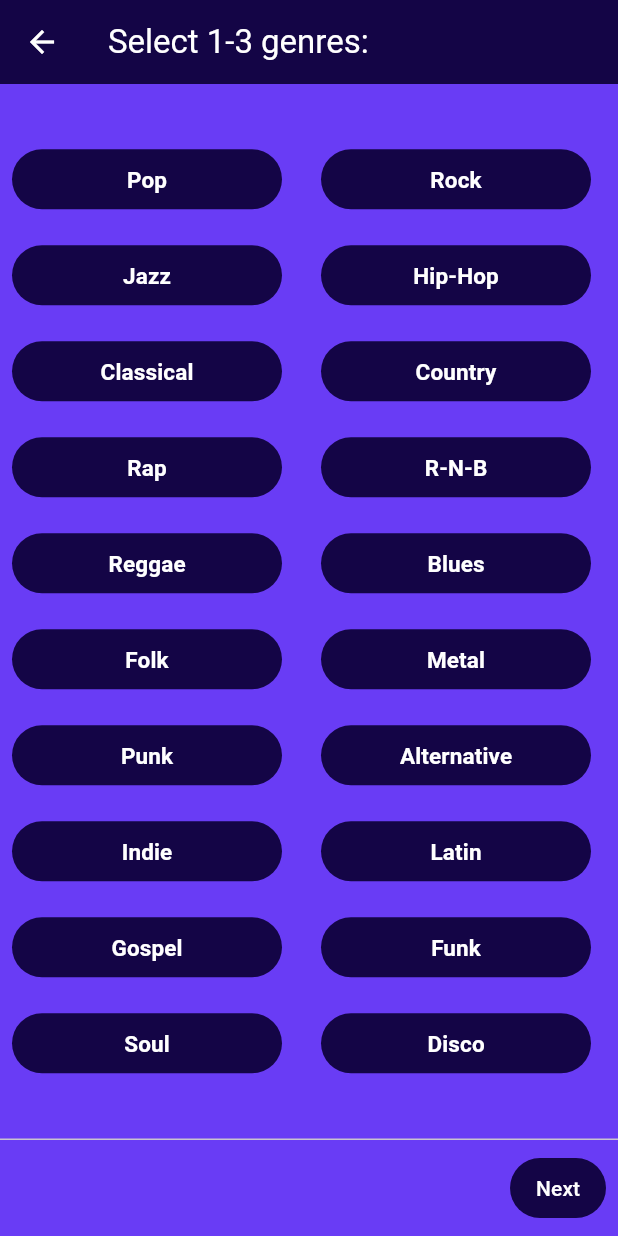
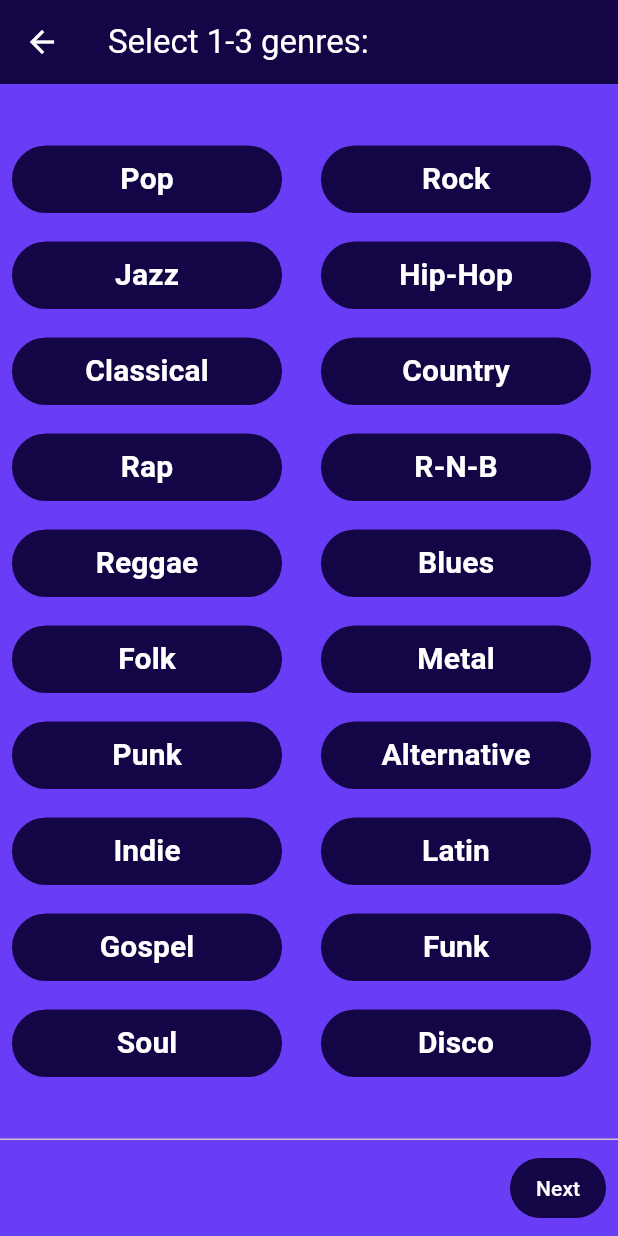
Before and after one commit to CarlosMedina-03/Bargain-Bin-Beats, a Flutter app: the genreSelectionPage screen opened directly, on a phone screen of 412 x 824 dp. Run offline on Flutter 3.47's test engine with Material 3 defaults, Android fonts, the phone set to English and light mode, and no system bars; our stand-ins replace audioplayers; missing offline and left inert: swipeable_page_route; generated files the repository leaves out were written again.

Commit message:
upped genreButton font size

```diff
--- a/lib/src/genreSelectionPage.dart
+++ b/lib/src/genreSelectionPage.dart
@@ -133,7 +133,7 @@ class _genreSelectionPageState extends State<genreSelectionPage> {
       },
       child: Text(
         genres[index],
-        style: const TextStyle(fontWeight: FontWeight.bold, fontSize: 15),
+        style: const TextStyle(fontWeight: FontWeight.bold, fontSize: 20),
       ),
     );
   }
```
